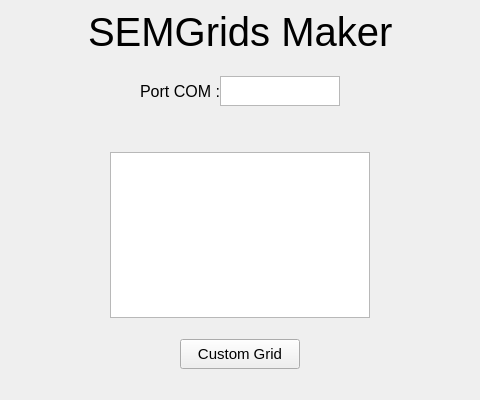
Old version of the form SemGridsMakerPyQt/view/viewUi/main_windows.ui in the repository guilhemelias/SemGrids-Maker; both pictures show x 160 to 640 and y 0 to 400 of the 800 by 400 pixel window.
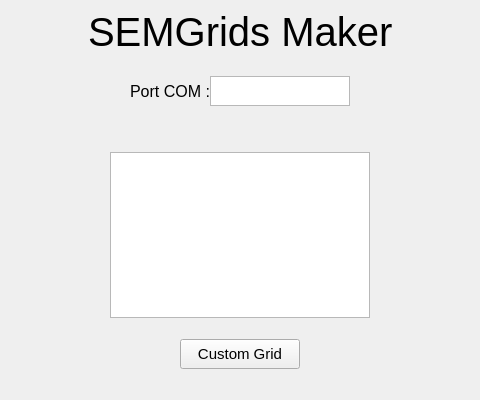
New version of the form.

```diff
--- a/SemGridsMakerPyQt/view/viewUi/main_windows.ui
+++ b/SemGridsMakerPyQt/view/viewUi/main_windows.ui
@@ -131,7 +131,7 @@
        <widget class="QTextEdit" name="editCom">
         <property name="minimumSize">
          <size>
-          <width>120</width>
+          <width>140</width>
           <height>30</height>
          </size>
         </property>
@@ -143,7 +143,7 @@
         </property>
         <property name="font">
          <font>
-          <pointsize>12</pointsize>
+          <pointsize>11</pointsize>
          </font>
         </property>
         <property name="overwriteMode">
```
